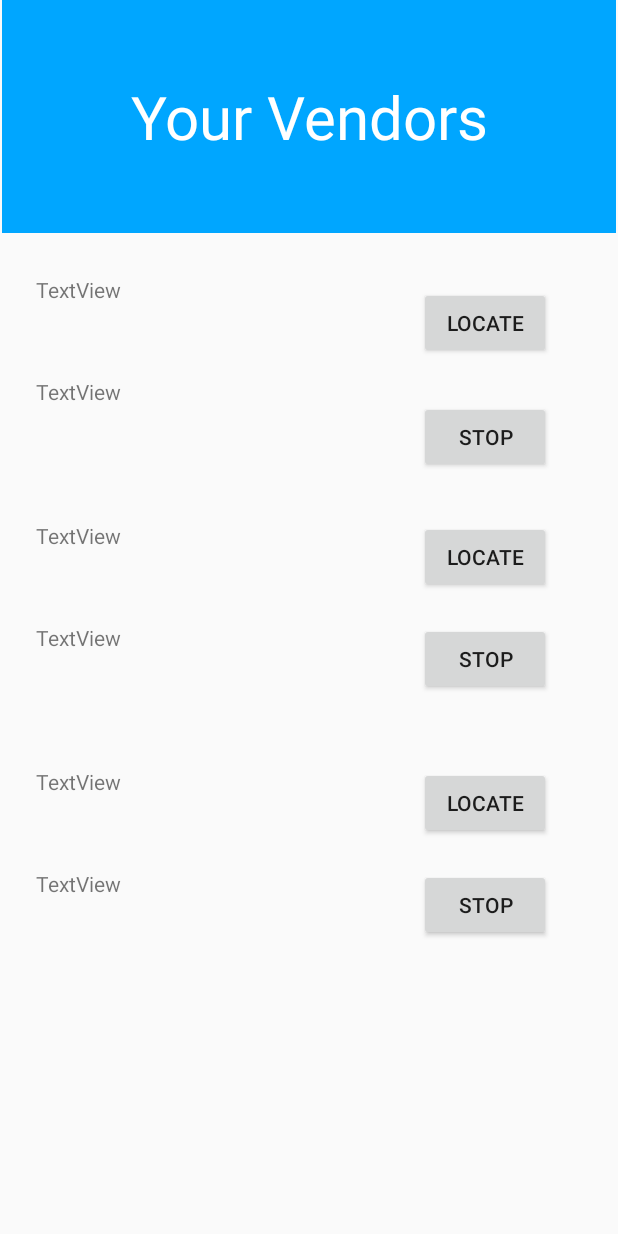
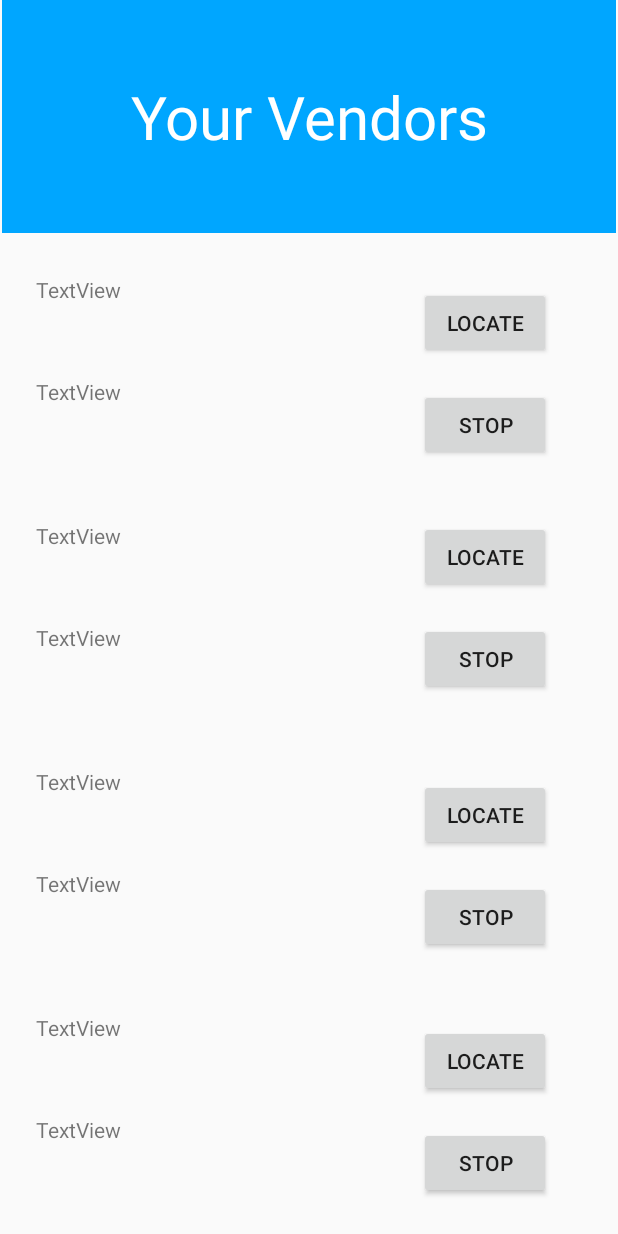
Before and after one commit to seshasain/VLot, an Android app: the layout activity_vendors.xml on its own in the app's theme, with its tools: preview values and no code run, on a phone screen of 412 x 824 dp. Run offline under Robolectric (Android 15) with nearby library versions, the phone set to English and light mode, and no system bars.

Commit message:
Displaying matching vendors to customers

```diff
--- a/app/src/main/res/layout/activity_vendors.xml
+++ b/app/src/main/res/layout/activity_vendors.xml
@@ -60,7 +60,7 @@
         android:layout_height="wrap_content"
         android:layout_marginStart="16dp"
         android:layout_marginLeft="16dp"
-        android:layout_marginTop="28dp"
+        android:layout_marginTop="20dp"
         android:text="Stop"
         app:layout_constraintStart_toEndOf="@+id/vc1"
         app:layout_constraintTop_toBottomOf="@+id/v1locate" />
@@ -93,7 +93,7 @@
         android:layout_height="wrap_content"
         android:layout_marginStart="76dp"
         android:layout_marginLeft="76dp"
-        android:layout_marginTop="32dp"
+        android:layout_marginTop="40dp"
         android:text="Locate"
         app:layout_constraintStart_toEndOf="@+id/v2"
         app:layout_constraintTop_toBottomOf="@+id/v1stop" />
@@ -137,7 +137,7 @@
         android:layout_height="wrap_content"
         android:layout_marginStart="76dp"
         android:layout_marginLeft="76dp"
-        android:layout_marginTop="48dp"
+        android:layout_marginTop="56dp"
         android:text="Locate"
         app:layout_constraintStart_toEndOf="@+id/v3"
         app:layout_constraintTop_toBottomOf="@+id/v2stop" />
@@ -152,4 +152,92 @@
         android:text="Stop"
         app:layout_constraintStart_toEndOf="@+id/vc3"
         app:layout_constraintTop_toBottomOf="@+id/v3locate" />
+
+    <TextView
+        android:id="@+id/v4"
+        android:layout_width="179dp"
+        android:layout_height="56dp"
+        android:layout_marginStart="24dp"
+        android:layout_marginLeft="24dp"
+        android:layout_marginTop="20dp"
+        android:text="TextView"
+        app:layout_constraintStart_toStartOf="parent"
+        app:layout_constraintTop_toBottomOf="@+id/vc3" />
+
+    <TextView
+        android:id="@+id/vc4"
+        android:layout_width="239dp"
+        android:layout_height="76dp"
+        android:layout_marginStart="24dp"
+        android:layout_marginLeft="24dp"
+        android:layout_marginTop="12dp"
+        android:text="TextView"
+        app:layout_constraintStart_toStartOf="parent"
+        app:layout_constraintTop_toBottomOf="@+id/v4" />
+
+    <Button
+        android:id="@+id/v4locate"
+        android:layout_width="wrap_content"
+        android:layout_height="wrap_content"
+        android:layout_marginStart="76dp"
+        android:layout_marginLeft="76dp"
+        android:layout_marginTop="48dp"
+        android:text="Locate"
+        app:layout_constraintStart_toEndOf="@+id/v4"
+        app:layout_constraintTop_toBottomOf="@+id/v3stop" />
+
+    <Button
+        android:id="@+id/v4stop"
+        android:layout_width="wrap_content"
+        android:layout_height="wrap_content"
+        android:layout_marginStart="16dp"
+        android:layout_marginLeft="16dp"
+        android:layout_marginTop="20dp"
+        android:text="Stop"
+        app:layout_constraintStart_toEndOf="@+id/vc4"
+        app:layout_constraintTop_toBottomOf="@+id/v4locate" />
+
+    <TextView
+        android:id="@+id/v5"
+        android:layout_width="179dp"
+        android:layout_height="56dp"
+        android:layout_marginStart="24dp"
+        android:layout_marginLeft="24dp"
+        android:layout_marginTop="20dp"
+        android:text="TextView"
+        app:layout_constraintStart_toStartOf="parent"
+        app:layout_constraintTop_toBottomOf="@+id/vc4" />
+
+    <TextView
+        android:id="@+id/vc5"
+        android:layout_width="239dp"
+        android:layout_height="76dp"
+        android:layout_marginStart="24dp"
+        android:layout_marginLeft="24dp"
+        android:layout_marginTop="12dp"
+        android:text="TextView"
+        app:layout_constraintStart_toStartOf="parent"
+        app:layout_constraintTop_toBottomOf="@+id/v5" />
+
+    <Button
+        android:id="@+id/v5locate"
+        android:layout_width="wrap_content"
+        android:layout_height="wrap_content"
+        android:layout_marginStart="76dp"
+        android:layout_marginLeft="76dp"
+        android:layout_marginTop="48dp"
+        android:text="Locate"
+        app:layout_constraintStart_toEndOf="@+id/v5"
+        app:layout_constraintTop_toBottomOf="@+id/v4stop" />
+
+    <Button
+        android:id="@+id/v5stop"
+        android:layout_width="wrap_content"
+        android:layout_height="wrap_content"
+        android:layout_marginStart="16dp"
+        android:layout_marginLeft="16dp"
+        android:layout_marginTop="20dp"
+        android:text="stop"
+        app:layout_constraintStart_toEndOf="@+id/vc5"
+        app:layout_constraintTop_toBottomOf="@+id/v5locate" />
 </androidx.constraintlayout.widget.ConstraintLayout>
```
Also changed, not shown: app/src/main/java/com/example/vlot/Editprofile.java (+8 -8 lines), app/src/main/java/com/example/vlot/Vendors.java (+231 -6 lines).
